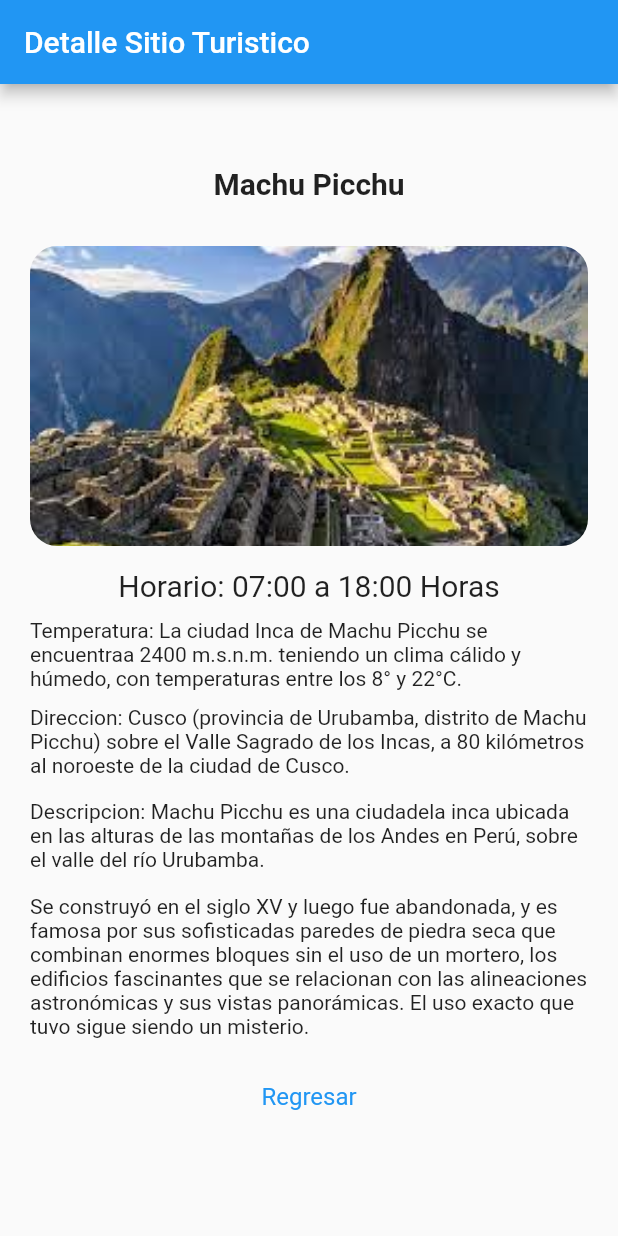
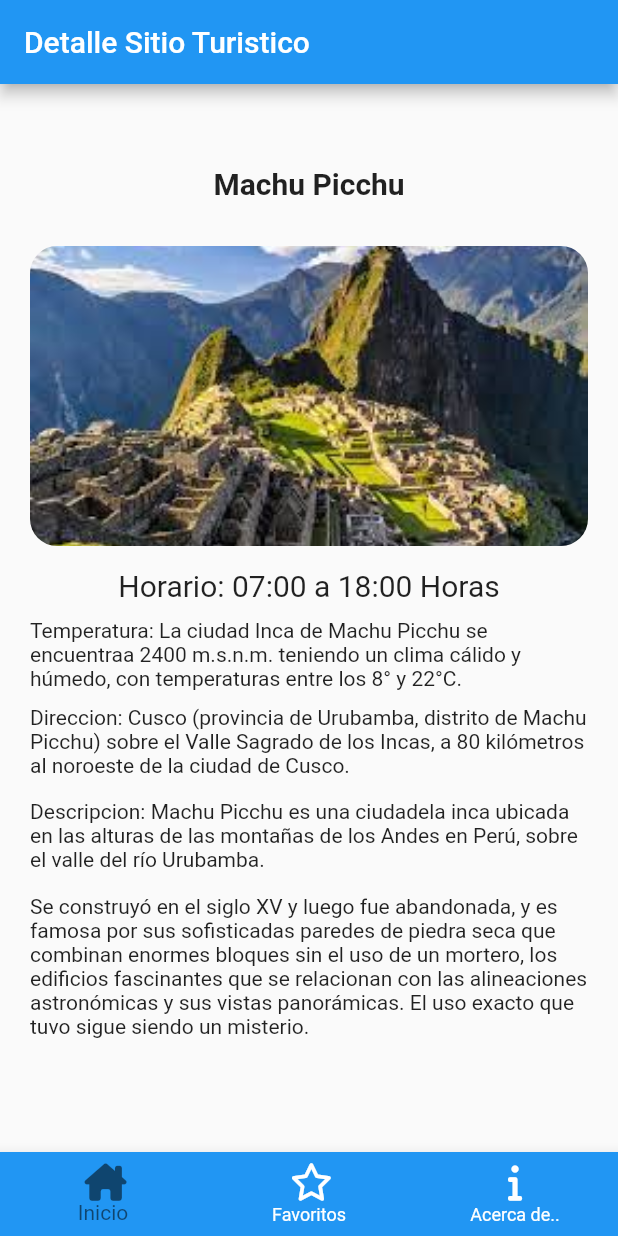
Before and after one commit to lantonium/AndroidLabs, a Flutter app: what menuInferior() shows on an empty page, opened directly, item 2 of the bottom bar chosen, on a phone screen of 412 x 824 dp. Run offline on Flutter 3.47's test engine with Material 2 defaults, Android fonts, the phone set to English and light mode, and no system bars; our stand-ins replace firebase_auth, firebase_core, font_awesome_flutter, google_maps_flutter; missing offline and left inert: paseando_pet; accounts and stored records are empty; network calls fail.

Commit message:
Update Sprint 4

```diff
--- a/lib/main.dart
+++ b/lib/main.dart
@@ -2,13 +2,13 @@ import 'package:flutter/material.dart';
 import 'package:Androidlab/pages/login_page.dart';
 import 'package:firebase_core/firebase_core.dart';
 import 'firebase_options.dart';
-
 
 void main() async {
   WidgetsFlutterBinding.ensureInitialized();
   await Firebase.initializeApp(
     options: DefaultFirebaseOptions.currentPlatform
   );
+  //await Hive.initFlutter();
   runApp(const MyApp());
 }
 
--- a/lib/pages/menu_page.dart
+++ b/lib/pages/menu_page.dart
@@ -5,6 +5,7 @@ import 'package:Androidlab/pages/poi_page.dart';
 import 'package:Androidlab/pages/tajmahal_page.dart';
 import 'package:Androidlab/pages/colromano_page.dart';
 import 'package:Androidlab/pages/piramegipto_page.dart';
+import 'package:font_awesome_flutter/font_awesome_flutter.dart';
 
 import 'about_page.dart';
 
@@ -103,8 +104,6 @@ class _MenuPageState extends State<MenuPage> {
 
                 },
               ),
-
-
             ],
           )
         ],
@@ -120,27 +119,27 @@ class menuInferior extends StatelessWidget {
   Widget build(BuildContext context) {
     return BottomNavigationBar(
       backgroundColor: Colors.blue,
-      selectedItemColor: Colors.orange,
+      selectedItemColor: Colors.black54,
       unselectedItemColor: Colors.white,
       items: const [
         BottomNavigationBarItem(
-            icon: Icon(Icons.home,size: 30,),
+            icon: Icon(FontAwesomeIcons.houseChimney,size: 25),
             label: "Inicio"
         ),
         BottomNavigationBarItem(
-            icon: Icon(Icons.account_box,size: 30,),
-            label: "Perfil"),
+            icon: Icon(FontAwesomeIcons.star,size: 25),
+            label: "Favoritos"),
         BottomNavigationBarItem(
-            icon: Icon(Icons.favorite,size: 30,),
-            label: "Favoritos")
+            icon: Icon(FontAwesomeIcons.info,size: 25),
+            label: "Acerca de..")
       ],
       onTap: (indice){
         if(indice==0){
           Navigator.push(context, MaterialPageRoute(builder: (contetx)=> MenuPage()));
         }else if(indice==1){
-          Navigator.push(context, MaterialPageRoute(builder: (contetx)=> PoiPage()));
+          Navigator.push(context, MaterialPageRoute(builder: (contetx)=> const PoiPage()));
         }else{
-          Navigator.push(context, MaterialPageRoute(builder: (contetx)=> MenuPage()));
+          Navigator.push(context, MaterialPageRoute(builder: (contetx)=> const AboutPage()));
         }
       },
 
--- a/lib/pages/poi_page.dart
+++ b/lib/pages/poi_page.dart
@@ -1,7 +1,5 @@
 import 'package:flutter/material.dart';
 import 'package:Androidlab/pages/menu_page.dart';
-
-
 
 class PoiPage extends StatefulWidget {
   const PoiPage({Key? key}) : super(key: key);
@@ -47,8 +45,7 @@ class _PoiPageState extends State<PoiPage> {
                   width: double.infinity,
                   height: 200,
               ) ,
-
-    const SizedBox(height: 15),
+              const SizedBox(height: 15),
               const Text('Horario: 07:00 a 18:00 Horas',
                   textAlign: TextAlign.left, style: TextStyle(fontSize: 20)),
               const SizedBox(height: 10),
@@ -79,21 +76,20 @@ class _PoiPageState extends State<PoiPage> {
                   style: TextStyle(fontSize: 14)),
               const SizedBox(height: 15),
 
-              TextButton(
-                  style: TextButton.styleFrom(
-                    textStyle: const TextStyle(fontSize: 16),
-                  ),
-                  onPressed: () {
-                    Navigator.push(context, MaterialPageRoute(builder: (context) => MenuPage()));
-
-                  },
-                  child: const Text('Regresar')),
+              // TextButton(
+              //     style: TextButton.styleFrom(
+              //       textStyle: const TextStyle(fontSize: 16),
+              //     ),
+              //     onPressed: () {
+              //       Navigator.push(context, MaterialPageRoute(builder: (context) => MenuPage()));
+              //     },
+              //     child: const Text('Regresar')),
             ],
           ),
         ),
       ),
+        bottomNavigationBar: const menuInferior(),
     )
     );
-
   }
 }
--- a/pubspec.yaml
+++ b/pubspec.yaml
@@ -12,6 +12,9 @@ dependencies:
   firebase_core: ^2.1.1
   firebase_auth: ^4.1.3
   cloud_firestore: ^4.0.3
+  font_awesome_flutter: ^10.2.1
+  hive: ^2.2.3
+  hive_flutter: ^1.1.0
   intl: ^0.17.0
   flutter:
     sdk: flutter
@@ -19,6 +22,8 @@ dependencies:
   cupertino_icons: ^1.0.2
 
 dev_dependencies:
+  build_runner: ^2.3.2
+  hive_generator: ^2.0.0
   flutter_test:
     sdk: flutter
 
```
Also changed, not shown: lib/pages/about_page.dart (+6 -1 lines), lib/pages/colromano_page.dart (+10 -9 lines), lib/pages/favoritos_page.dart (added, +77 -0 lines), lib/pages/login_page.dart (+19 -1 lines), lib/pages/piramegipto_page.dart (+12 -12 lines), lib/pages/tajmahal_page.dart (+10 -9 lines), pubspec.lock.
